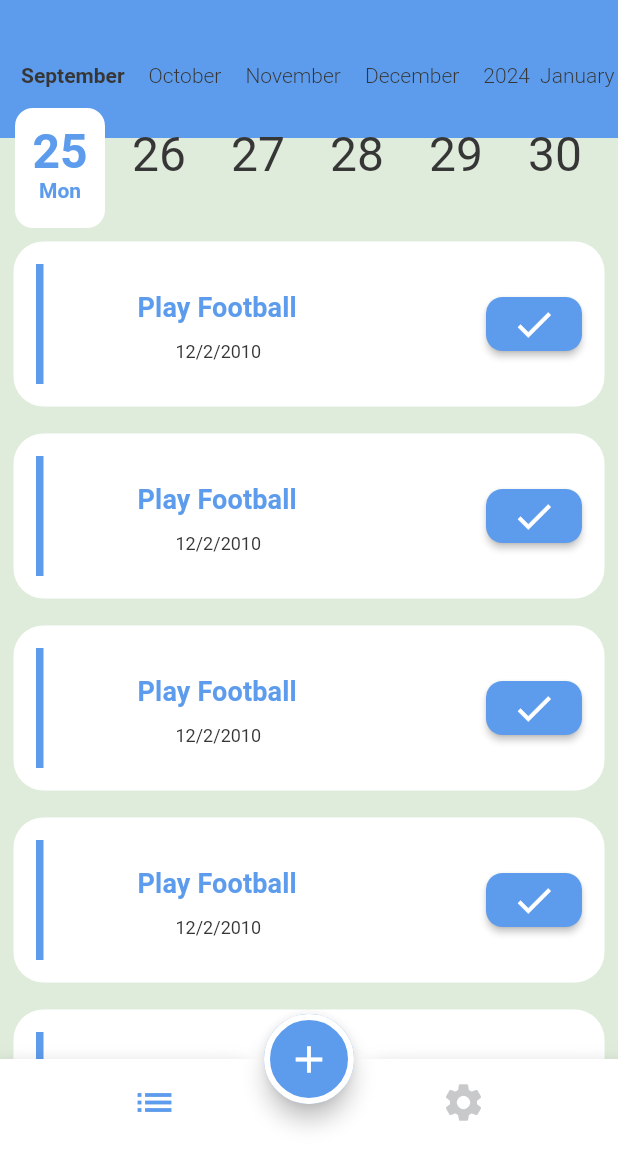
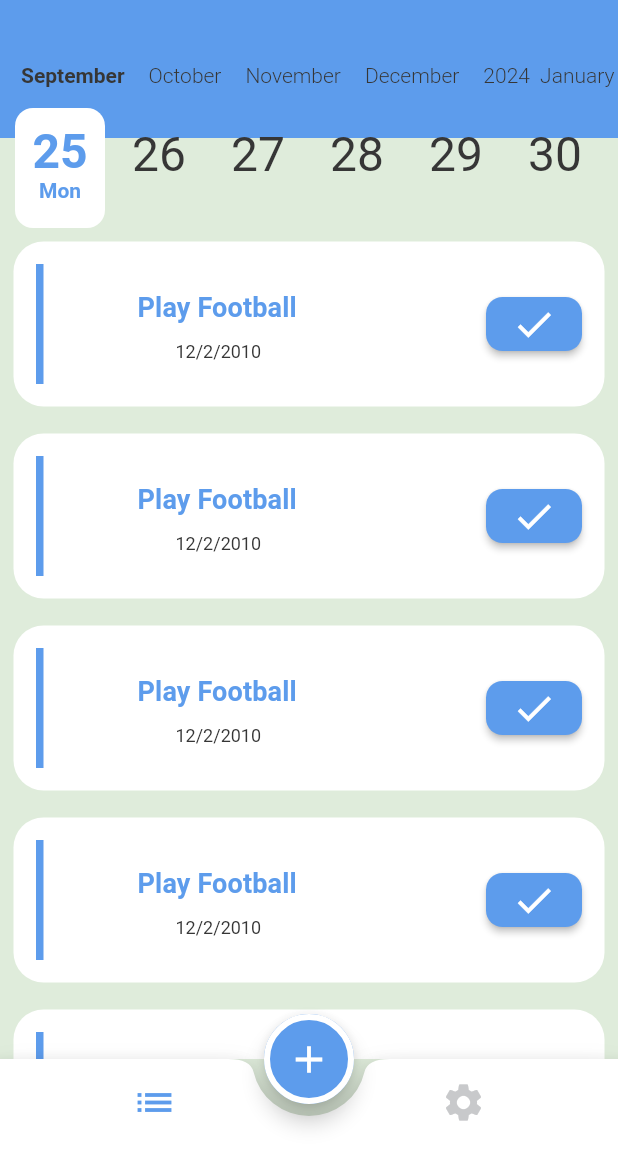
Before and after one commit to Mervatmagdy/Todo, a Flutter app: the screen it shows after launch, on a phone screen of 412 x 824 dp, the part 87-1236 px from its top. Run offline on Flutter 3.47's test engine with Material 2 defaults, Android fonts, the phone set to English and light mode, and no system bars; drawn by our look-alikes of calendar_timeline, flutter_slidable; our stand-ins replace firebase_core, shared_preferences; accounts and stored records are empty; generated files the repository leaves out were written again.

Commit message:
remove background navigationbottombar

```diff
--- a/lib/Home/Home_Screen.dart
+++ b/lib/Home/Home_Screen.dart
@@ -22,11 +22,13 @@ class _HomeScreenState extends State<HomeScreen> {
     List<Widget>tabs=[TaskList(),Setting()];
     return Scaffold(
         bottomNavigationBar:BottomAppBar(
+          color:provider.isDarkMode()?MyTheme.blackDark:
+           MyTheme.whiteColor,
             notchMargin:8,
             shape:CircularNotchedRectangle(),
             child: BottomNavigationBar(
-              backgroundColor:provider.isDarkMode()?MyTheme.blackDark:
-                MyTheme.whiteColor,
+              // backgroundColor:provider.isDarkMode()?MyTheme.blackDark:
+              //   MyTheme.whiteColor,
               currentIndex:selected,
               onTap: (index){
                 selected=index;
```
